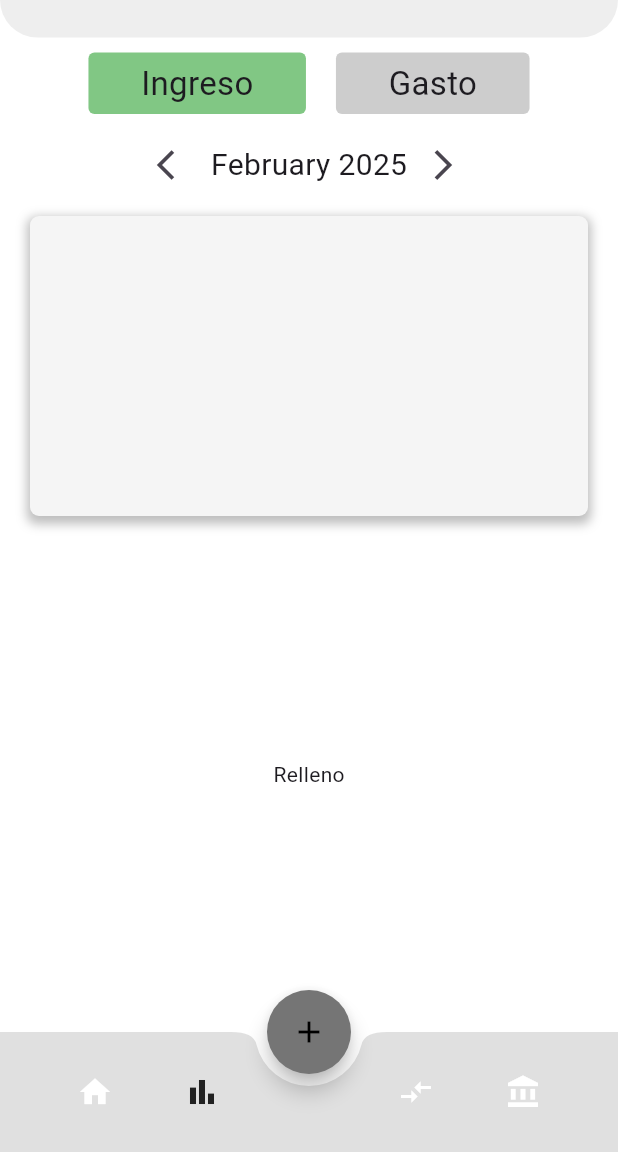
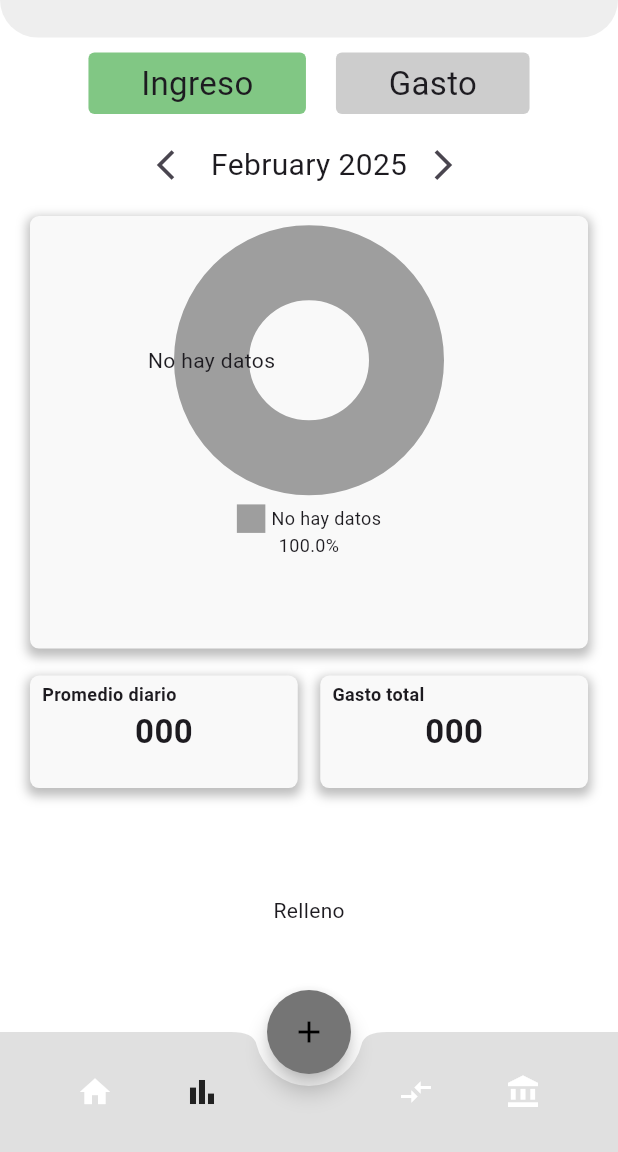
Before and after one commit to Kevindasilvaa/Proyecto_ingenieria_software, a Flutter app: the StatisticsPage screen opened by its route, item 2 of the bottom bar chosen, after a tap on "Ingreso", on a phone screen of 412 x 824 dp, the part 84-1236 px from its top. Run offline on Flutter 3.47's test engine with Material 3 defaults, Android fonts, the phone set to English and light mode, and no system bars; drawn by our look-alikes of fl_chart; our stand-ins replace cloud_firestore, firebase_auth, firebase_core, google_sign_in, table_calendar; accounts and stored records are empty.

Commit message:
primera parte estadisticas

```diff
--- a/lib/views/screens/statistics.dart
+++ b/lib/views/screens/statistics.dart
@@ -7,6 +7,8 @@ import 'package:moni/views/widgets/MonthSelector.dart';
 import 'package:fl_chart/fl_chart.dart';
 import 'package:moni/controllers/transaccion_controller.dart';
 import 'package:moni/models/clases/transaccion.dart';
+import 'package:moni/controllers/category_controller.dart';
+import 'package:moni/models/clases/category.dart';
 
 class StatisticsPage extends StatefulWidget {
   @override
@@ -17,6 +19,8 @@ class _StatisticsPageState extends State<StatisticsPage> {
   bool _ingreso = true;
   DateTime _selectedDate = DateTime.now();
   TransaccionesController _transaccionesController = TransaccionesController();
+  CategoryController _categoryController = CategoryController();
+  List<Category> _categorias = [];
 
   List<PieChartSectionData> _pieChartSections = [];
 
@@ -24,6 +28,16 @@ class _StatisticsPageState extends State<StatisticsPage> {
   void initState() {
     super.initState();
     _updatePieChartData();
+    _cargarCategorias();
+  }
+
+  Future<void> _cargarCategorias() async {
+    final categoryController = Provider.of<CategoryController>(context, listen: false);
+    categoryController.categoriesStream().listen((categories) {
+      setState(() {
+        _categorias = categories;
+      });
+    });
   }
 
   void _updatePieChartData() async {
@@ -40,14 +54,39 @@ class _StatisticsPageState extends State<StatisticsPage> {
   }
 
   List<PieChartSectionData> sections = [];
-    categoriasMontos.forEach((categoria, monto) {
+  final categoryController = Provider.of<CategoryController>(context, listen: false);
+
+  if (categoriasMontos.isEmpty) {
+    // No hay transacciones, muestra un pie chart vacío
     sections.add(PieChartSectionData(
-        color: Color((categoria.hashCode * 0xFFFFFF).toInt()).withOpacity(1.0),
-        value: monto,
-        title: categoria,
+      color: Colors.grey, // Color gris para indicar vacío
+      value: 1,
+      title: "No hay datos",
       radius: 50,
     ));
-    });
+  } else {
+    // Hay transacciones, construye las secciones del pie chart
+    for (var entry in categoriasMontos.entries) {
+      String categoriaId = entry.key;
+      double monto = entry.value;
+
+      Category? categoria = await categoryController.getCategoryById(categoriaId);
+
+
+      sections.add(PieChartSectionData(
+       // color: Color((categoriaId.hashCode * 0xFFFFFF).toInt()).withOpacity(1.0),
+        color: categoria!.color,
+        value: monto,
+        title: categoria!.name,
+        radius: 50,
+        titleStyle: TextStyle( // Estilo para las categorías
+         // color: Colors.white,
+          fontSize: 12,
+          fontWeight: FontWeight.w500,
+        ),
+      ));
+    }
+  }
 
   setState(() {
     _pieChartSections = sections;
@@ -64,9 +103,49 @@ class _StatisticsPageState extends State<StatisticsPage> {
         .then((transacciones) => transacciones
             .where((transaccion) =>
                 transaccion.ingreso == _ingreso &&
-                transaccion.fecha.isAfter(firstDayOfMonth.subtract(Duration(days: 1))) &&
+                transaccion.fecha.isAfter(firstDayOfMonth) &&
                 transaccion.fecha.isBefore(lastDayOfMonth.add(Duration(days: 1))))
             .toList());
+  }
+
+Widget _buildLegend() {
+  double total = 0;
+  for (var section in _pieChartSections) {
+    total += section.value;
+  }
+  return Wrap(
+    spacing: 20.0, // Espacio horizontal entre los elementos
+    runSpacing: 8.0, // Espacio vertical entre las líneas
+    children: _pieChartSections.map((section) {
+      double percentage = (section.value / total * 100);
+      return Column(
+        mainAxisSize: MainAxisSize.min, // Ajusta la columna al tamaño de su contenido
+        children: [
+          Row(
+            mainAxisSize: MainAxisSize.min, // Ajusta la fila al tamaño de su contenido
+            children: [
+              Container(
+                width: 19,
+                height: 19,
+                color: section.color,
+              ),
+              SizedBox(width: 4), // Espacio entre el color y el nombre
+              Text(
+                section.title ?? '',
+                textAlign: TextAlign.center,
+                style: TextStyle(fontSize: 12),
+              ),
+            ],
+          ),
+          Text(
+            '${percentage.toStringAsFixed(1)}%',
+            textAlign: TextAlign.center,
+            style: TextStyle(fontSize: 12),
+          ),
+        ],
+      );
+    }).toList(),
+  );
 }
 
   @override
@@ -103,6 +182,7 @@ class _StatisticsPageState extends State<StatisticsPage> {
                       onTap: () {
                         setState(() {
                           _ingreso = true;
+                          _updatePieChartData();
                         });
                       },
                       child: AnimatedContainer(
@@ -125,6 +205,7 @@ class _StatisticsPageState extends State<StatisticsPage> {
                       onTap: () {
                         setState(() {
                           _ingreso = false;
+                          _updatePieChartData();
                         });
                       },
                       child: AnimatedContainer(
@@ -159,9 +240,9 @@ class _StatisticsPageState extends State<StatisticsPage> {
             Padding(
               padding: const EdgeInsets.only(top: 10.0, left: 20.0, right: 20.0),
               child: Container(
-                height: 200,
+                height: MediaQuery.of(context).size.height * 0.35,
                 decoration: BoxDecoration(
-                  color: const Color.fromARGB(255, 245, 245, 245),
+                  color: const Color(0xFFF9F9F9),
                   borderRadius: BorderRadius.circular(6),
                   boxShadow: [
                     BoxShadow(
@@ -172,6 +253,10 @@ class _StatisticsPageState extends State<StatisticsPage> {
                     ),
                   ]
                 ),
+                child: Column(
+                    children: [
+                      Expanded(
+                        flex: 2,
                         child: PieChart(
                           PieChartData(
                             sections: _pieChartSections,
@@ -180,7 +265,83 @@ class _StatisticsPageState extends State<StatisticsPage> {
                           ),
                         ),
                       ),
+                      Expanded( // <-- Envuelto en Expanded
+                        flex: 1, // <-- Da espacio a la leyenda
+                        child: _buildLegend(), // <-- Aquí se llama a la leyenda
                       ),
+                    ],
+                  ),
+                ),
+              ),
+              SizedBox(height: 8  ),
+            Padding(
+              padding: const EdgeInsets.only(top: 10.0, left: 20.0, right: 20.0),
+              child: Row(
+                children: [
+                  Expanded(
+                    child: Container(
+                      height: 75,
+                      decoration: BoxDecoration(
+                        color: const Color(0xFFF9F9F9),
+                        borderRadius: BorderRadius.circular(6),
+                        boxShadow: [
+                          BoxShadow(
+                            color: const Color.fromARGB(255, 124, 124, 124).withOpacity(0.5),
+                            spreadRadius: 2,
+                            blurRadius: 5,
+                            offset: Offset(0, 3),
+                          ),
+                        ],
+                      ),
+                      child: Stack(
+                        children: [
+                          Positioned(
+                            top: 4,
+                            left: 8,
+                            child: Text('Promedio diario', style: TextStyle(fontSize: 12, fontWeight: FontWeight.bold)),
+                          ),
+
+                          Center( // Centra el número
+                            child: Text('000', style: TextStyle(fontSize: 22, fontWeight: FontWeight.bold)),
+                          ),
+                        ],
+                      ),
+                    ),
+                  ),
+                  SizedBox(width: 15),
+                  Expanded(
+                    child: Container(
+                      height: 75,
+                      decoration: BoxDecoration(
+                        color: const Color(0xFFF9F9F9),
+                        borderRadius: BorderRadius.circular(6),
+                        boxShadow: [
+                          BoxShadow(
+                            color: const Color.fromARGB(255, 124, 124, 124).withOpacity(0.5),
+                            spreadRadius: 2,
+                            blurRadius: 5,
+                            offset: Offset(0, 3),
+                          ),
+                        ],
+                      ),
+                      child: Stack(
+                        children: [
+                          Positioned(
+                            top: 4,
+                            left: 8,
+                            child: Text('Gasto total', style: TextStyle(fontSize: 12, fontWeight: FontWeight.bold)),
+                          ),
+                          Center(
+                            child: Text('000', style: TextStyle(fontSize: 22, fontWeight: FontWeight.bold)),
+                          ),
+                        ],
+                      ),
+                    ),
+                  ),
+                ],
+              ),
+            ),
+
             Expanded(
               child: Center(
                 child: Text("Relleno"),
```
Lines whose indentation alone changed are shown as unchanged.
